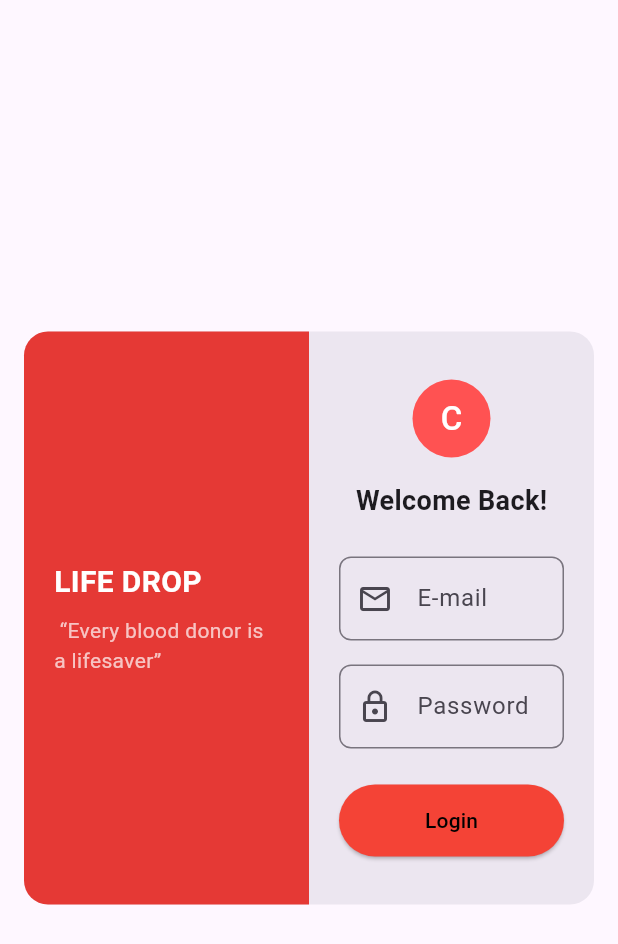
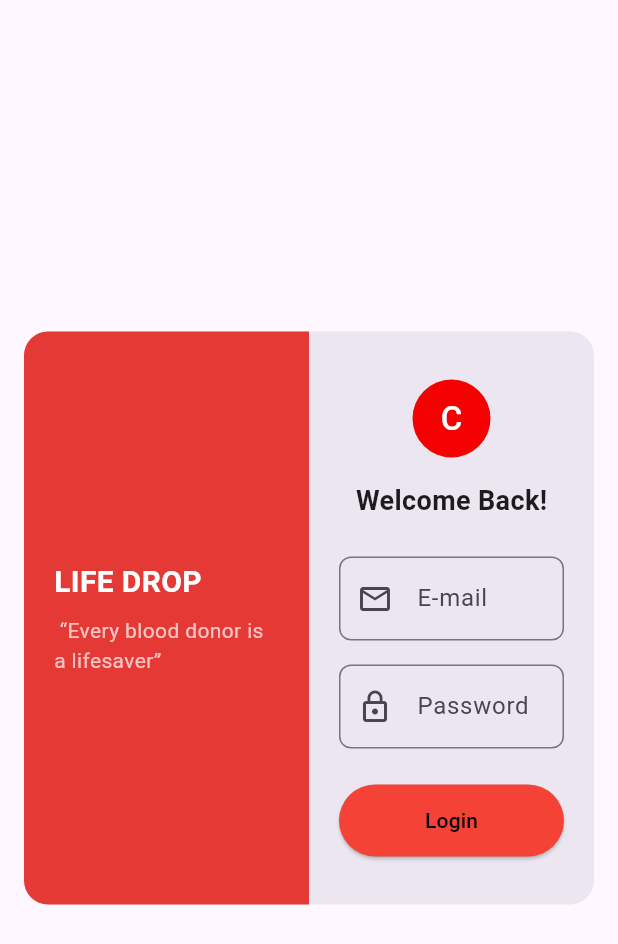
Before and after one commit to Tasin1705/LifeDrop, a Flutter app: the LoginFormDialog widget shown alone on an empty page, opened directly, on a phone screen of 412 x 824 dp. Shown: the top 944 px of the screen. Run offline on Flutter 3.47's test engine with Material 3 defaults, Android fonts, the phone set to English and light mode, and no system bars.

Commit message:
Adils commit

```diff
--- a/lib/homepage/login_form_dialog.dart
+++ b/lib/homepage/login_form_dialog.dart
@@ -76,7 +76,7 @@ class _LoginFormDialogState extends State<LoginFormDialog> {
                     children: [
                       const CircleAvatar(
                         radius: 26,
-                        backgroundColor: Colors.redAccent,
+                        backgroundColor: Color.fromARGB(255, 244, 2, 2),
                         child: Text(
                           'C',
                           style: TextStyle(fontSize: 22, color: Colors.white),
```
